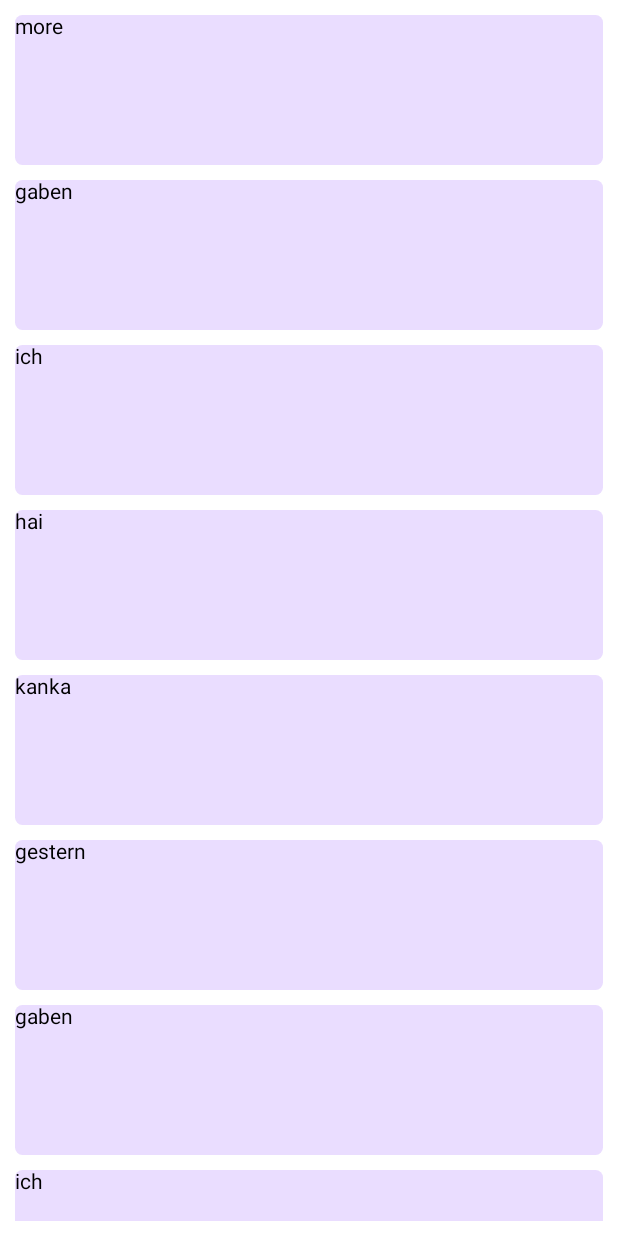
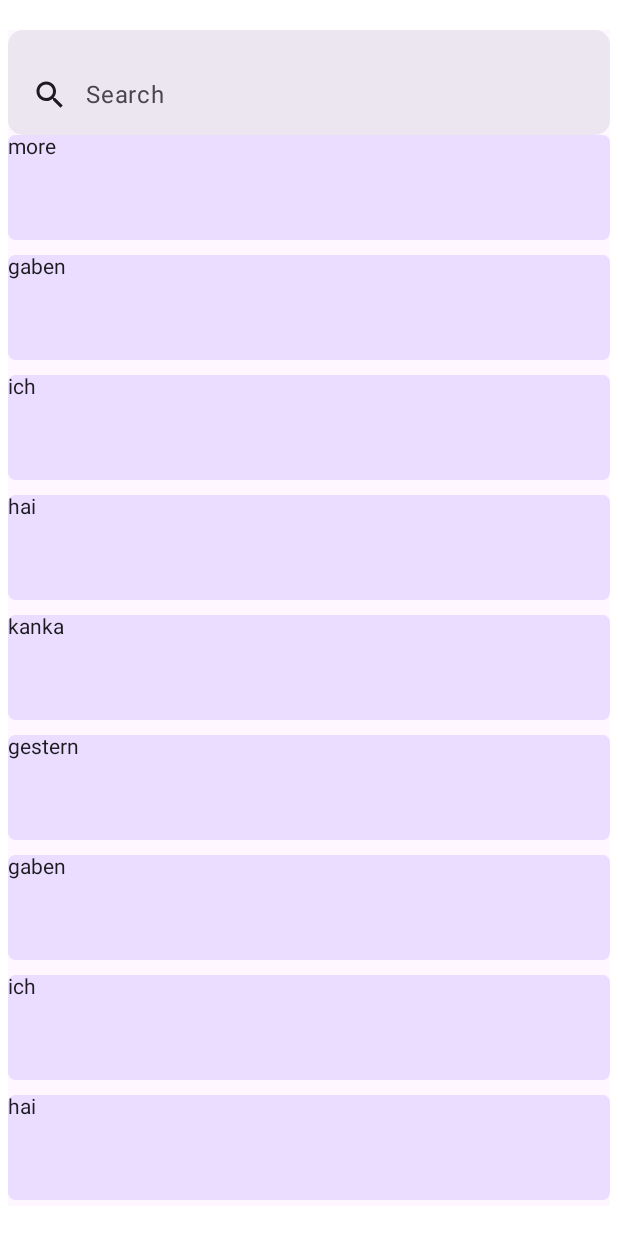
Before and after one commit to xquilt/knounce, an Android app built with Jetpack Compose: the @Preview function HistoryItemsPreview, on a phone screen of 412 x 824 dp. Run offline under Robolectric (Android 15) with nearby library versions, the phone set to English and light mode, and no system bars; our stand-ins replace Room's generated code.

Commit message:
refactor: separate the ui components into respective dirs - refactored ui widgets to other directories - Added a new CustomSearchBar

```diff
--- a/app/src/main/kotlin/com/polendina/knounce/presentation/history/HistoryScreen.kt
+++ b/app/src/main/kotlin/com/polendina/knounce/presentation/history/HistoryScreen.kt
@@ -1,67 +1,54 @@
 package com.polendina.knounce.presentation.history.components
 
-import androidx.compose.foundation.background
 import androidx.compose.foundation.layout.Arrangement
-import androidx.compose.foundation.layout.Box
-import androidx.compose.foundation.layout.Column
-import androidx.compose.foundation.layout.fillMaxSize
-import androidx.compose.foundation.layout.fillMaxWidth
-import androidx.compose.foundation.layout.height
 import androidx.compose.foundation.layout.padding
 import androidx.compose.foundation.lazy.LazyColumn
-import androidx.compose.foundation.lazy.LazyRow
 import androidx.compose.foundation.lazy.items
-import androidx.compose.foundation.shape.RoundedCornerShape
-import androidx.compose.material3.MaterialTheme
-import androidx.compose.material3.Text
+import androidx.compose.material3.Scaffold
 import androidx.compose.runtime.Composable
+import androidx.compose.runtime.getValue
+import androidx.compose.runtime.mutableStateOf
+import androidx.compose.runtime.remember
+import androidx.compose.runtime.setValue
 import androidx.compose.runtime.snapshots.SnapshotStateList
 import androidx.compose.ui.Modifier
-import androidx.compose.ui.draw.clip
 import androidx.compose.ui.tooling.preview.Preview
 import androidx.compose.ui.unit.dp
 import com.polendina.knounce.data.database.DatabaseMock
 import com.polendina.knounce.data.database.Word
 import com.polendina.knounce.presentation.flashcard.viewmodel.FlashCardViewModelMock
-
-@Composable
-fun HistoryItem(
-    word: Word
-) {
-    Box (
-        modifier = Modifier
-            .height(100.dp)
-            .clip(RoundedCornerShape(5.dp))
-            .fillMaxWidth()
-            .background(MaterialTheme.colorScheme.primaryContainer)
-    ) {
-        Column (
-            modifier = Modifier
-                .fillMaxSize()
-        ) {
-            Text(text = word.title)
-            LazyRow {
-                items(word.pronunciations ?: mutableListOf()) {
-                    Text(text = it.second)
-                }
-            }
-        }
-    }
-}
+import com.polendina.knounce.presentation.shared.CustomSearchBar
 
 @Composable
 fun HistoryItems(
     words: SnapshotStateList<Word>,
     modifier: Modifier = Modifier
 ) {
-    LazyColumn(
-        verticalArrangement = Arrangement.spacedBy(10.dp),
+    var query by remember { mutableStateOf("") }
+    Scaffold (
+        topBar = {
+             CustomSearchBar(
+                 query = query,
+                 onQueryChange = {
+                     query = it
+                 },
+                 onActiveChange = {},
+                 onSearch = {},
+                 onClearText = {
+                     query = ""
+                 }
+             )
+        },
         modifier = modifier
     ) {
-        items(
-            words
+        LazyColumn(
+            verticalArrangement = Arrangement.spacedBy(10.dp),
+            modifier = Modifier
+                .padding(it)
         ) {
-            HistoryItem(it)
+            items(items = words) {
+                HistoryItem(it)
+            }
         }
     }
 }
@@ -75,6 +62,9 @@ fun HistoryItemsPreview(
         // TODO: The following viewmodel should be renamed to something more appropriate.
         words = FlashCardViewModelMock(database = DatabaseMock()).words,
         modifier = Modifier
-            .padding(10.dp)
+            .padding(
+                vertical = 20.dp,
+                horizontal = 5.dp
+            )
     )
 }
--- /dev/null
+++ b/app/src/main/kotlin/com/polendina/knounce/presentation/history/components/HistoryItem.kt
@@ -0,0 +1,43 @@
+package com.polendina.knounce.presentation.history.components
+
+import androidx.compose.foundation.background
+import androidx.compose.foundation.layout.Box
+import androidx.compose.foundation.layout.Column
+import androidx.compose.foundation.layout.fillMaxSize
+import androidx.compose.foundation.layout.fillMaxWidth
+import androidx.compose.foundation.layout.height
+import androidx.compose.foundation.lazy.LazyRow
+import androidx.compose.foundation.lazy.items
+import androidx.compose.foundation.shape.RoundedCornerShape
+import androidx.compose.material3.MaterialTheme
+import androidx.compose.material3.Text
+import androidx.compose.runtime.Composable
+import androidx.compose.ui.Modifier
+import androidx.compose.ui.draw.clip
+import androidx.compose.ui.unit.dp
+import com.polendina.knounce.data.database.Word
+
+@Composable
+fun HistoryItem(
+    word: Word
+) {
+    Box (
+        modifier = Modifier
+            .height(70.dp)
+            .clip(RoundedCornerShape(5.dp))
+            .fillMaxWidth()
+            .background(MaterialTheme.colorScheme.primaryContainer)
+    ) {
+        Column (
+            modifier = Modifier
+                .fillMaxSize()
+        ) {
+            Text(text = word.title)
+            LazyRow {
+                items(word.pronunciations ?: mutableListOf()) {
+                    Text(text = it.second)
+                }
+            }
+        }
+    }
+}
--- /dev/null
+++ b/app/src/main/kotlin/com/polendina/knounce/presentation/shared/CustomSearchBar.kt
@@ -0,0 +1,73 @@
+package com.polendina.knounce.presentation.shared
+
+import androidx.compose.animation.AnimatedVisibility
+import androidx.compose.animation.EnterTransition
+import androidx.compose.animation.ExitTransition
+import androidx.compose.foundation.layout.fillMaxWidth
+import androidx.compose.foundation.layout.height
+import androidx.compose.foundation.shape.RoundedCornerShape
+import androidx.compose.material.icons.Icons
+import androidx.compose.material.icons.filled.RemoveCircleOutline
+import androidx.compose.material.icons.filled.Search
+import androidx.compose.material3.ExperimentalMaterial3Api
+import androidx.compose.material3.Icon
+import androidx.compose.material3.IconButton
+import androidx.compose.material3.SearchBar
+import androidx.compose.material3.Text
+import androidx.compose.runtime.Composable
+import androidx.compose.ui.Modifier
+import androidx.compose.ui.draw.clip
+import androidx.compose.ui.res.stringResource
+import androidx.compose.ui.unit.dp
+import com.polendina.knounce.R
+
+@OptIn(ExperimentalMaterial3Api::class)
+@Composable
+fun CustomSearchBar(
+    modifier: Modifier = Modifier,
+    query: String,
+    onQueryChange: (String) -> Unit,
+    onActiveChange: (Boolean) -> Unit,
+    onSearch: (String) -> Unit,
+    onClearText: () -> Unit,
+) {
+    SearchBar(
+        leadingIcon = {
+            IconButton(onClick = { /*TODO*/ }) {
+                Icon(
+                    imageVector = Icons.Default.Search,
+                    contentDescription = null
+                )
+            }
+        },
+        placeholder = {
+            Text(
+                text = stringResource(id = R.string.search)
+            )
+        },
+        query = query,
+        onQueryChange = onQueryChange,
+        onSearch = onSearch,
+        active = true,
+        onActiveChange = onActiveChange,
+        trailingIcon = {
+            AnimatedVisibility(
+                visible = query.isNotEmpty(),
+                enter = EnterTransition.None,
+                exit = ExitTransition.None
+            ) {
+                IconButton(onClick = onClearText) {
+                    Icon(
+                        imageVector = Icons.Default.RemoveCircleOutline,
+                        contentDescription = null
+                    )
+                }
+            }
+        },
+        modifier = Modifier
+            .fillMaxWidth()
+            .height(70.dp)
+            .clip(RoundedCornerShape(10.dp))
+    ) {
+    }
+}
```
